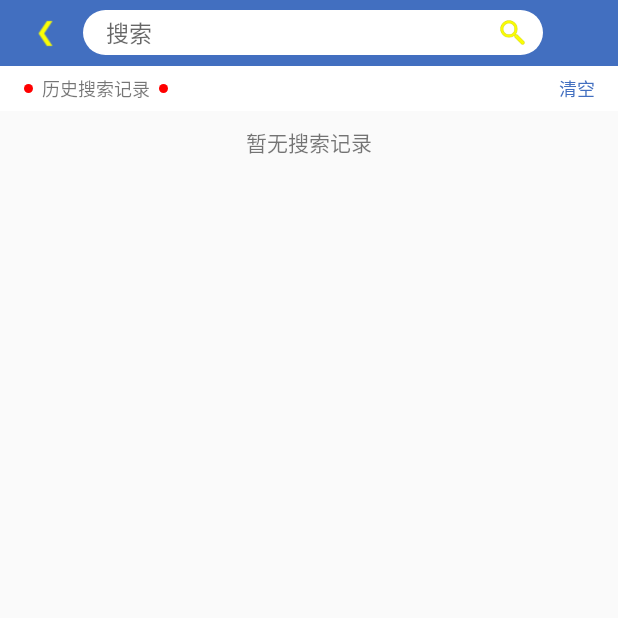
After one commit to ring15/MyGuide, an Android app: the QueryUserActivity screen opened directly, with no data from a screen before it, on a phone screen of 412 x 824 dp, the top half of it. The commit adds this screen. Run offline under Robolectric (Android 15) with nearby library versions, the phone set to English and light mode, and no system bars; our stand-ins replace RxJava; libraries missing offline, so code that uses them is left out: com.alibaba.fastjson; 1 statement that could not run was skipped.

Commit message:
查询好友界面

```diff
--- a/app/src/main/AndroidManifest.xml
+++ b/app/src/main/AndroidManifest.xml
@@ -11,7 +11,8 @@
         android:supportsRtl="true"
         android:theme="@style/AppTheme"
         android:usesCleartextTraffic="true">
-        <activity android:name=".user_detail.view.UserDetailActivity"></activity>
+        <activity android:name=".query_user.view.QueryUserActivity"></activity>
+        <activity android:name=".user_detail.view.UserDetailActivity" />
         <activity android:name=".blacklist.view.BlackListActivity" />
         <activity android:name=".friends_list.view.FriendsListActivity" />
         <activity android:name=".setting.view.SettingActivity" />
--- a/app/src/main/java/com/ring/myguide/config/Constants.java
+++ b/app/src/main/java/com/ring/myguide/config/Constants.java
@@ -26,5 +26,7 @@ public class Constants {
     public static final String DELETE_BLACK = "delete_black";
     //查询用户接口
     public static final String QUERY_USER = "query_user";
+    //获取用户接口
+    public static final String GET_USER = "get_user";
 
 }
--- a/app/src/main/java/com/ring/myguide/data/RetrofitService.java
+++ b/app/src/main/java/com/ring/myguide/data/RetrofitService.java
@@ -93,7 +93,7 @@ public interface RetrofitService {
 
 
     /**
-     * 查询用户
+     * 查询用户（校验用户之间的关系）
      *
      * @param map query数据
      * @return okhttp返回结果
@@ -101,4 +101,14 @@ public interface RetrofitService {
     @GET(Constants.QUERY_USER)
     Observable<ResponseBody> queryUser(@QueryMap Map<String, String> map);
 
+
+    /**
+     * 查询用户（搜索）
+     *
+     * @param map query数据
+     * @return okhttp返回结果
+     */
+    @GET(Constants.GET_USER)
+    Observable<ResponseBody> getUser(@QueryMap Map<String, String> map);
+
 }
--- a/app/src/main/java/com/ring/myguide/main/view/MainActivity.java
+++ b/app/src/main/java/com/ring/myguide/main/view/MainActivity.java
@@ -31,6 +31,7 @@ import com.ring.myguide.main.MainContract;
 import com.ring.myguide.main.presenter.MainPresenter;
 import com.ring.myguide.me.view.MeFragment;
 import com.ring.myguide.message.view.MessageFragment;
+import com.ring.myguide.query_user.view.QueryUserActivity;
 
 import java.util.List;
 
@@ -196,7 +197,7 @@ public class MainActivity extends BaseActivity<MainPresenter, MainContract.View>
         // TODO Auto-generated method stub
         switch (item.getItemId()) {
             case R.id.item_search_friend:
-                Toast.makeText(this, "查询···", Toast.LENGTH_SHORT).show();
+                startActivity(new Intent(MainActivity.this, QueryUserActivity.class));
                 break;
 
             case R.id.item_friend_list:
--- /dev/null
+++ b/app/src/main/java/com/ring/myguide/query_user/QueryUserContract.java
@@ -0,0 +1,42 @@
+package com.ring.myguide.query_user;
+
+import com.ring.myguide.base.BaseModel;
+import com.ring.myguide.base.BasePresenter;
+import com.ring.myguide.base.BaseView;
+import com.ring.myguide.base.CallbackListener;
+import com.ring.myguide.entity.User;
+
+import java.util.LinkedList;
+
+/**
+ * Created by ring on 2019/11/20.
+ */
+public interface QueryUserContract {
+
+    interface Model extends BaseModel {
+        void putUserNameIntoCache(LinkedList<String> username);
+
+        LinkedList<String> getUserNameFromCache();
+
+        void requestUser(String username, CallbackListener<User> listener);
+    }
+
+    interface View extends BaseView {
+        void setUserName(LinkedList<String> userName);
+
+        void setNoUser();
+
+        void setUser(User user);
+
+        void getUserFailed();
+    }
+
+    abstract class Presenter extends BasePresenter<View> {
+        public abstract void getUser(String username);
+
+        public abstract void getUserName();
+
+        public abstract void clearHistory();
+    }
+
+}
--- /dev/null
+++ b/app/src/main/java/com/ring/myguide/query_user/view/QueryUserActivity.java
@@ -0,0 +1,129 @@
+package com.ring.myguide.query_user.view;
+
+import android.content.Intent;
+import android.view.View;
+import android.widget.AdapterView;
+import android.widget.ArrayAdapter;
+import android.widget.EditText;
+import android.widget.LinearLayout;
+import android.widget.ListView;
+import android.widget.Toast;
+
+import com.ring.myguide.R;
+import com.ring.myguide.base.BaseActivity;
+import com.ring.myguide.entity.User;
+import com.ring.myguide.query_user.QueryUserContract;
+import com.ring.myguide.query_user.presenter.QueryUserPresenter;
+import com.ring.myguide.user_detail.view.UserDetailActivity;
+
+import java.util.LinkedList;
+
+public class QueryUserActivity extends BaseActivity<QueryUserPresenter, QueryUserContract.View>
+        implements QueryUserContract.View {
+
+    //搜索输入框
+    private EditText mSearchEdit;
+    //暂无搜索记录
+    private LinearLayout mNoHistoryLayout;
+    //搜索记录列表
+    private ListView mListView;
+
+    @Override
+    protected int getIdResource() {
+        return R.layout.activity_query_user;
+    }
+
+    @Override
+    protected QueryUserPresenter getPresenter() {
+        return new QueryUserPresenter();
+    }
+
+    @Override
+    protected void findView() {
+        mSearchEdit = findViewById(R.id.et_search);
+        mNoHistoryLayout = findViewById(R.id.layout_no_history);
+        mListView = findViewById(R.id.listview);
+    }
+
+    @Override
+    protected void init() {
+    }
+
+    @Override
+    protected void onResume() {
+        super.onResume();
+        //获取历史缓存记录
+        mPresenter.getUserName();
+    }
+
+    public void onClick(View view) {
+        switch (view.getId()) {
+            case R.id.img_return:
+                finish();
+                break;
+            case R.id.tv_clear:
+                mPresenter.clearHistory();
+                break;
+            case R.id.img_search:
+                //开始查询
+                mPresenter.getUser(mSearchEdit.getText().toString().trim());
+                break;
+        }
+    }
+
+    /**
+     * 展示历史搜索记录
+     *
+     * @param userName
+     */
+    @Override
+    public void setUserName(LinkedList<String> userName) {
+        mNoHistoryLayout.setVisibility(View.GONE);
+        ArrayAdapter<String> adapter = new ArrayAdapter<String>(
+                QueryUserActivity.this, android.R.layout.simple_list_item_1, userName);
+        mListView.setAdapter(adapter);
+        mListView.setOnItemClickListener(new AdapterView.OnItemClickListener() {
+            @Override
+            public void onItemClick(AdapterView<?> parent, View view, int position, long id) {
+                //点击历史记录开始查询
+                mPresenter.getUser(userName.get(position));
+            }
+        });
+    }
+
+    /**
+     * 没有历史搜索记录
+     */
+    @Override
+    public void setNoUser() {
+        mNoHistoryLayout.setVisibility(View.VISIBLE);
+    }
+
+    /**
+     * 查询到用户，跳转到用户详情界面
+     *
+     * @param user
+     */
+    @Override
+    public void setUser(User user) {
+        mSearchEdit.setText("");
+        Intent intent = new Intent(QueryUserActivity.this, UserDetailActivity.class);
+        intent.putExtra("user", user);
+        startActivity(intent);
+    }
+
+    @Override
+    public void getUserFailed() {
+        mSearchEdit.setText("");
+    }
+
+    @Override
+    public void showToast(int resId) {
+        Toast.makeText(this, resId, Toast.LENGTH_SHORT).show();
+    }
+
+    @Override
+    public void showToast(String toast) {
+        Toast.makeText(this, toast, Toast.LENGTH_SHORT).show();
+    }
+}
--- a/app/src/main/java/com/ring/myguide/utils/CacheUtils.java
+++ b/app/src/main/java/com/ring/myguide/utils/CacheUtils.java
@@ -1,9 +1,14 @@
 package com.ring.myguide.utils;
 
 import android.content.Context;
+import android.util.Base64;
 import android.util.Log;
 
+import com.alibaba.fastjson.JSON;
 import com.ring.myguide.entity.User;
+
+import java.util.LinkedList;
+import java.util.List;
 
 /**
  * Created by ring on 2019/11/18.
@@ -12,6 +17,7 @@ public class CacheUtils {
     private final static String TAG = "CacheUtils";
 
     private final static String CACHE_USER = "user";                //最近登录user
+    private final static String QUERY_USER = "query_user";                //最近登录user
 
     private static ACache mAppCache;
 
@@ -20,6 +26,11 @@ public class CacheUtils {
         mAppCache = ACache.get(applicationContext);
     }
 
+    /**
+     * 缓存用户信息
+     *
+     * @param user
+     */
     public static void putUser(User user) {
         if (mAppCache != null) {
             mAppCache.put(CACHE_USER, user);
@@ -28,6 +39,11 @@ public class CacheUtils {
         }
     }
 
+    /**
+     * 获取缓存的用户信息
+     *
+     * @return
+     */
     public static User getUser() {
         User user = null;
         if (mAppCache != null) {
@@ -38,4 +54,37 @@ public class CacheUtils {
         return user;
     }
 
+    /**
+     * 缓存用户查询信息
+     *
+     * @param username
+     */
+    public static void putQueryUser(LinkedList<String> username) {
+        String jsonStr = JSON.toJSONString(username);
+        if (mAppCache != null) {
+            mAppCache.put(QUERY_USER, jsonStr);
+        } else {
+            Log.e(TAG, "Cache is null");
+        }
+    }
+
+    /**
+     * 查询缓存的用户查询信息
+     *
+     * @return
+     */
+    public static LinkedList<String> getQueryUser() {
+        LinkedList<String> username = null;
+        String jsonStr;
+        try {
+            jsonStr = mAppCache.getAsString(QUERY_USER);
+            List<String> list = JSON.parseArray(jsonStr, String.class);
+            if (list != null) {
+                username = new LinkedList<>(list);
+            }
+        } catch (Exception e) {
+            Log.e(TAG, "getUserList解析失败");
+        }
+        return username;
+    }
 }
--- /dev/null
+++ b/app/src/main/res/drawable/edit_corners.xml
@@ -0,0 +1,11 @@
+<?xml version="1.0" encoding="UTF-8"?>
+<shape
+    xmlns:android="http://schemas.android.com/apk/res/android"
+    android:shape="rectangle">
+    <!-- 填充的颜色 -->
+    <solid android:color="@color/white" />
+    <!-- 设置按钮的四个角为弧形 -->
+    <!-- android:radius 弧形的半径 -->
+    <corners android:radius="999dp" />
+
+</shape>
--- /dev/null
+++ b/app/src/main/res/layout/activity_query_user.xml
@@ -0,0 +1,139 @@
+<?xml version="1.0" encoding="utf-8"?>
+<LinearLayout xmlns:android="http://schemas.android.com/apk/res/android"
+    xmlns:app="http://schemas.android.com/apk/res-auto"
+    xmlns:tools="http://schemas.android.com/tools"
+    android:layout_width="match_parent"
+    android:layout_height="match_parent"
+    android:orientation="vertical"
+    tools:context=".query_user.view.QueryUserActivity">
+
+    <androidx.appcompat.widget.Toolbar
+        android:id="@+id/toolBar"
+        android:layout_width="match_parent"
+        android:layout_height="44dp"
+        android:background="?attr/colorPrimary"
+        app:contentInsetEnd="0dp"
+        app:contentInsetStart="0dp">
+
+        <ImageView
+            android:id="@+id/img_return"
+            android:layout_width="50dp"
+            android:layout_height="match_parent"
+            android:layout_marginStart="5dp"
+            android:onClick="onClick"
+            android:paddingLeft="14dp"
+            android:paddingRight="14dp"
+            android:scaleType="centerInside"
+            android:src="@drawable/icon_left_arrow" />
+
+        <RelativeLayout
+            android:layout_width="match_parent"
+            android:layout_height="30dp"
+            android:layout_gravity="center_vertical"
+            android:layout_marginEnd="50dp"
+            android:background="@drawable/edit_corners"
+            android:paddingLeft="15dp"
+            android:paddingRight="5dp">
+
+            <EditText
+                android:id="@+id/et_search"
+                android:layout_width="match_parent"
+                android:layout_height="match_parent"
+                android:layout_gravity="center_vertical"
+                android:background="@null"
+                android:gravity="center_vertical"
+                android:hint="@string/query_search"
+                android:imeOptions="actionSearch"
+                android:maxLength="20"
+                android:singleLine="true"
+                android:textSize="15sp" />
+
+            <ImageView
+                android:id="@+id/img_search"
+                android:layout_width="30dp"
+                android:layout_height="30dp"
+                android:layout_alignParentEnd="true"
+                android:layout_centerVertical="true"
+                android:onClick="onClick"
+                android:padding="5dp"
+                android:src="@drawable/icon_search" />
+        </RelativeLayout>
+
+    </androidx.appcompat.widget.Toolbar>
+
+    <LinearLayout
+        android:layout_width="match_parent"
+        android:layout_height="30dp"
+        android:paddingStart="15dp"
+        android:paddingEnd="15dp"
+        android:background="@color/white"
+        android:gravity="center_vertical"
+        android:orientation="horizontal">
+
+        <TextView
+            android:layout_width="7dp"
+            android:layout_height="7dp"
+            android:layout_gravity="center_vertical"
+            android:background="@drawable/design_red_point"
+            android:textSize="13sp" />
+
+        <TextView
+            android:layout_width="wrap_content"
+            android:layout_height="wrap_content"
+            android:layout_marginLeft="5dp"
+            android:layout_marginRight="5dp"
+            android:layout_gravity="center_vertical"
+            android:text="@string/query_history_title"
+            android:textSize="12dp" />
+
+        <TextView
+            android:layout_width="7dp"
+            android:layout_height="7dp"
+            android:layout_gravity="center_vertical"
+            android:background="@drawable/design_red_point"
+            android:textSize="13sp" />
+
+
+        <TextView
+            android:id="@+id/tv_clear"
+            android:layout_width="wrap_content"
+            android:layout_height="wrap_content"
+            android:layout_gravity="center_vertical"
+            android:layout_weight="1"
+            android:gravity="right"
+            android:onClick="onClick"
+            android:text="@string/query_clear"
+            android:textColor="@color/colorPrimary"
+            android:textSize="12dp" />
+
+    </LinearLayout>
+
+    <LinearLayout
+        android:layout_width="match_parent"
+        android:layout_height="match_parent"
+        android:orientation="vertical">
+
+        <LinearLayout
+            android:id="@+id/layout_no_history"
+            android:layout_width="match_parent"
+            android:layout_height="match_parent"
+            android:visibility="gone">
+
+            <TextView
+                android:layout_width="match_parent"
+                android:layout_height="wrap_content"
+                android:layout_marginTop="10dp"
+                android:gravity="center"
+                android:text="@string/query_no_history" />
+        </LinearLayout>
+
+        <ListView
+            android:id="@+id/listview"
+            android:layout_width="match_parent"
+            android:layout_height="wrap_content"
+            android:layout_marginStart="15dp"
+            android:layout_marginEnd="15dp" />
+
+    </LinearLayout>
+
+</LinearLayout>
--- a/app/src/main/res/values/strings.xml
+++ b/app/src/main/res/values/strings.xml
@@ -44,6 +44,12 @@
     <string name="black_list_title">黑名单</string>
     <string name="black_no_blacks">黑名单里空空如也~</string>
 
+    <string name="query_search">搜索</string>
+    <string name="query_history_title">历史搜索记录</string>
+    <string name="query_no_history">暂无搜索记录</string>
+    <string name="query_not_empty">搜索不能为空</string>
+    <string name="query_clear">清空</string>
+
     <string name="user_detail_title">详情</string>
     <string name="user_detail_send_msg">发送消息</string>
     <string name="user_detail_add_friend">添加好友</string>
```
Also changed, not shown: app/src/main/java/com/ring/myguide/query_user/model/QueryUserModel.java (added, +83 -0 lines), app/src/main/java/com/ring/myguide/query_user/presenter/QueryUserPresenter.java (added, +88 -0 lines).
